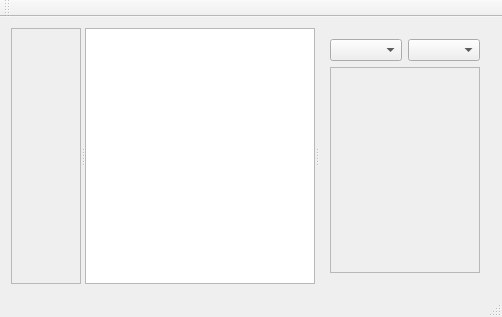
Above: mainwindow.ui from word63/Model-Viev-Controller-Tree-Struct before the change. Below: the same form after it.
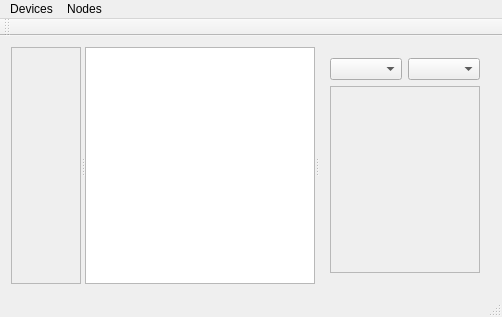
That is the form after the change.

Patch:
```diff
--- a/mainwindow.ui
+++ b/mainwindow.ui
@@ -29,7 +29,7 @@
          <rect>
           <x>0</x>
           <y>0</y>
-          <width>102</width>
+          <width>69</width>
           <height>244</height>
          </rect>
         </property>
@@ -38,13 +38,13 @@
       <widget class="QTreeView" name="treeView">
        <property name="minimumSize">
         <size>
-         <width>200</width>
+         <width>199</width>
          <height>0</height>
         </size>
        </property>
        <property name="maximumSize">
         <size>
-         <width>380</width>
+         <width>600</width>
          <height>16777215</height>
         </size>
        </property>
@@ -103,6 +103,25 @@
      <height>21</height>
     </rect>
    </property>
+   <widget class="QMenu" name="menuDevices">
+    <property name="title">
+     <string>Devices</string>
+    </property>
+    <addaction name="actionCom_Device"/>
+    <addaction name="actionSocket"/>
+    <addaction name="actionServer"/>
+   </widget>
+   <widget class="QMenu" name="menuNodes">
+    <property name="title">
+     <string>Nodes</string>
+    </property>
+    <addaction name="actionAdd_Node"/>
+    <addaction name="actionClear_all"/>
+    <addaction name="actionSave_Settings"/>
+    <addaction name="actionLoad_Settings"/>
+   </widget>
+   <addaction name="menuDevices"/>
+   <addaction name="menuNodes"/>
   </widget>
   <widget class="QToolBar" name="mainToolBar">
    <attribute name="toolBarArea">
```
Left out of the diff: 48 changed lines with no effect on the pictures.
